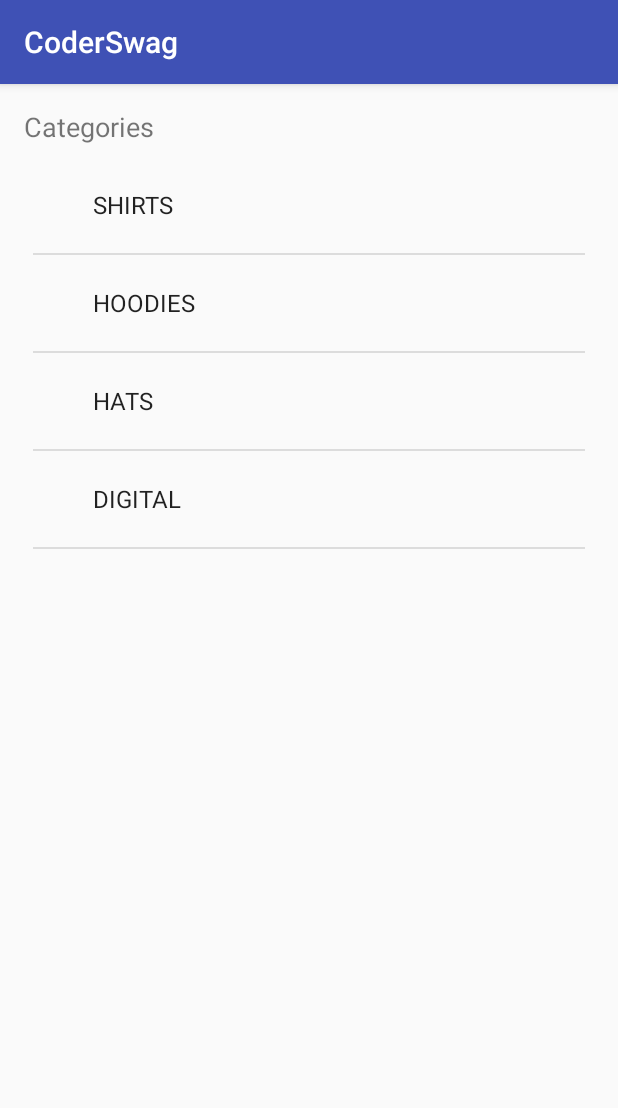
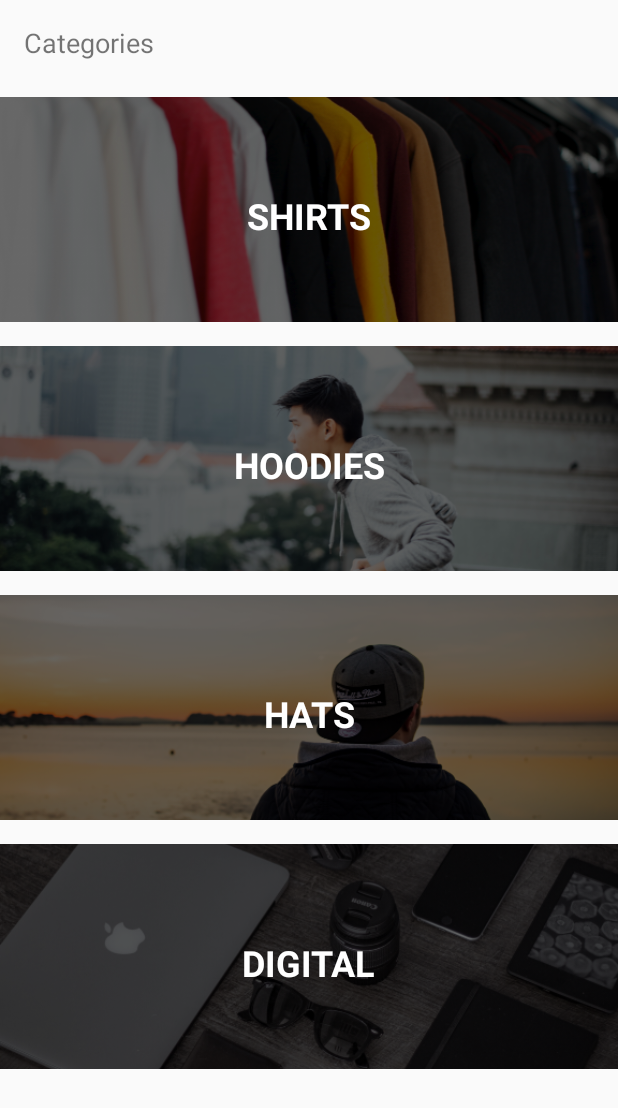
Before and after one commit to fabylv/CoderSwag, an Android app: the screen it shows after launch (MainActivity), on a phone screen of 412 x 824 dp. Shown: the top 1108 px of the screen. Run offline under Robolectric (Android 15) with nearby library versions, the phone set to English and light mode, and no system bars.

Commit message:
custom adapter

```diff
--- /dev/null
+++ b/app/src/main/java/com/example/faby/coderswag/Adapters/CategoryAdapter.kt
@@ -0,0 +1,50 @@
+package com.example.faby.coderswag.Adapters
+
+import android.content.Context
+import android.view.LayoutInflater
+import android.view.View
+import android.view.ViewGroup
+import android.widget.BaseAdapter
+import android.widget.ImageView
+import android.widget.TextView
+import com.example.faby.coderswag.Model.Category
+import com.example.faby.coderswag.R
+
+class CategoryAdapter(context: Context, categories: List<Category>)  : BaseAdapter() {
+
+    val context = context
+    val categories = categories
+
+    override fun getView(position: Int, convertView: View?, parent: ViewGroup?): View {
+        val categoryView: View
+
+        categoryView = LayoutInflater.from(context).inflate(R.layout.category_list_item, null)
+        val categoryImage: ImageView = categoryView.findViewById(R.id.categoryImage)
+        val categoryName: TextView = categoryView.findViewById(R.id.categoryName)
+
+        val category = categories[position]
+
+        val resourceId = context.resources.getIdentifier(category.image, "drawable", context.packageName)
+        categoryImage.setImageResource(resourceId)
+
+        println(resourceId)
+
+        categoryName.text = category.title
+
+        return categoryView
+    }
+
+    override fun getItem(position: Int): Any {
+        return categories[position]
+    }
+
+    override fun getItemId(position: Int): Long {
+        return 0
+    }
+
+    override fun getCount(): Int {
+        return categories.count()
+    }
+
+
+}
--- a/app/src/main/java/com/example/faby/coderswag/Controller/MainActivity.kt
+++ b/app/src/main/java/com/example/faby/coderswag/Controller/MainActivity.kt
@@ -3,6 +3,7 @@ package com.example.faby.coderswag.Controller
 import android.support.v7.app.AppCompatActivity
 import android.os.Bundle
 import android.widget.ArrayAdapter
+import com.example.faby.coderswag.Adapters.CategoryAdapter
 import com.example.faby.coderswag.Model.Category
 import com.example.faby.coderswag.R
 import com.example.faby.coderswag.Services.DataService
@@ -10,13 +11,13 @@ import kotlinx.android.synthetic.main.activity_main.*
 
 class MainActivity : AppCompatActivity() {
 
-    lateinit var adapter : ArrayAdapter<Category>
+    lateinit var adapter : CategoryAdapter
 
     override fun onCreate(savedInstanceState: Bundle?) {
         super.onCreate(savedInstanceState)
         setContentView(R.layout.activity_main)
 
-        adapter = ArrayAdapter(this, android.R.layout.simple_expandable_list_item_1, DataService.categories)
+        adapter = CategoryAdapter(this, DataService.categories)
 
         categoryListView.adapter = adapter
     }
--- a/app/src/main/java/com/example/faby/coderswag/Services/DataService.kt
+++ b/app/src/main/java/com/example/faby/coderswag/Services/DataService.kt
@@ -9,7 +9,7 @@ object DataService {
             Category("SHIRTS", "shirtimage"),
             Category("HOODIES", "hoodieimage"),
             Category("HATS", "hatimage"),
-            Category("DIGITAL", "digitialgoodsimage")
+            Category("DIGITAL", "digitalgoodsimage")
     )
 
     val hats = listOf(
--- a/app/src/main/res/layout/activity_main.xml
+++ b/app/src/main/res/layout/activity_main.xml
@@ -19,16 +19,13 @@
 
     <ListView
         android:id="@+id/categoryListView"
-        android:layout_width="368dp"
-        android:layout_height="454dp"
-        android:layout_marginBottom="8dp"
-        android:layout_marginEnd="8dp"
-        android:layout_marginStart="8dp"
-        android:layout_marginTop="8dp"
+        android:layout_width="0dp"
+        android:layout_height="0dp"
+        android:layout_marginTop="16dp"
         app:layout_constraintBottom_toBottomOf="parent"
         app:layout_constraintEnd_toEndOf="parent"
         app:layout_constraintStart_toStartOf="parent"
         app:layout_constraintTop_toBottomOf="@+id/textView2"
-        app:layout_constraintVertical_bias="0.0" />
+        android:divider="@null" />
 
 </android.support.constraint.ConstraintLayout>
--- a/app/src/main/res/values/styles.xml
+++ b/app/src/main/res/values/styles.xml
@@ -1,7 +1,7 @@
 <resources>
 
     <!-- Base application theme. -->
-    <style name="AppTheme" parent="Theme.AppCompat.Light.DarkActionBar">
+    <style name="AppTheme" parent="Theme.AppCompat.Light.NoActionBar">
         <!-- Customize your theme here. -->
         <item name="colorPrimary">@color/colorPrimary</item>
         <item name="colorPrimaryDark">@color/colorPrimaryDark</item>
```
